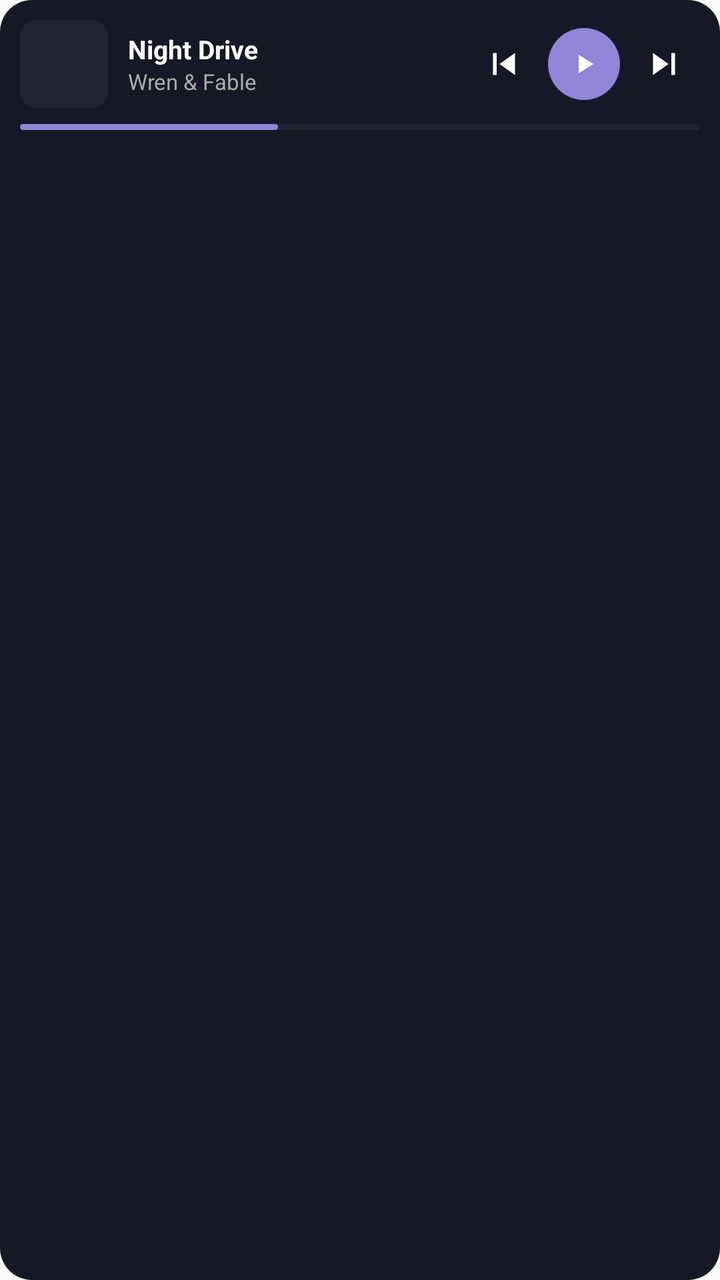
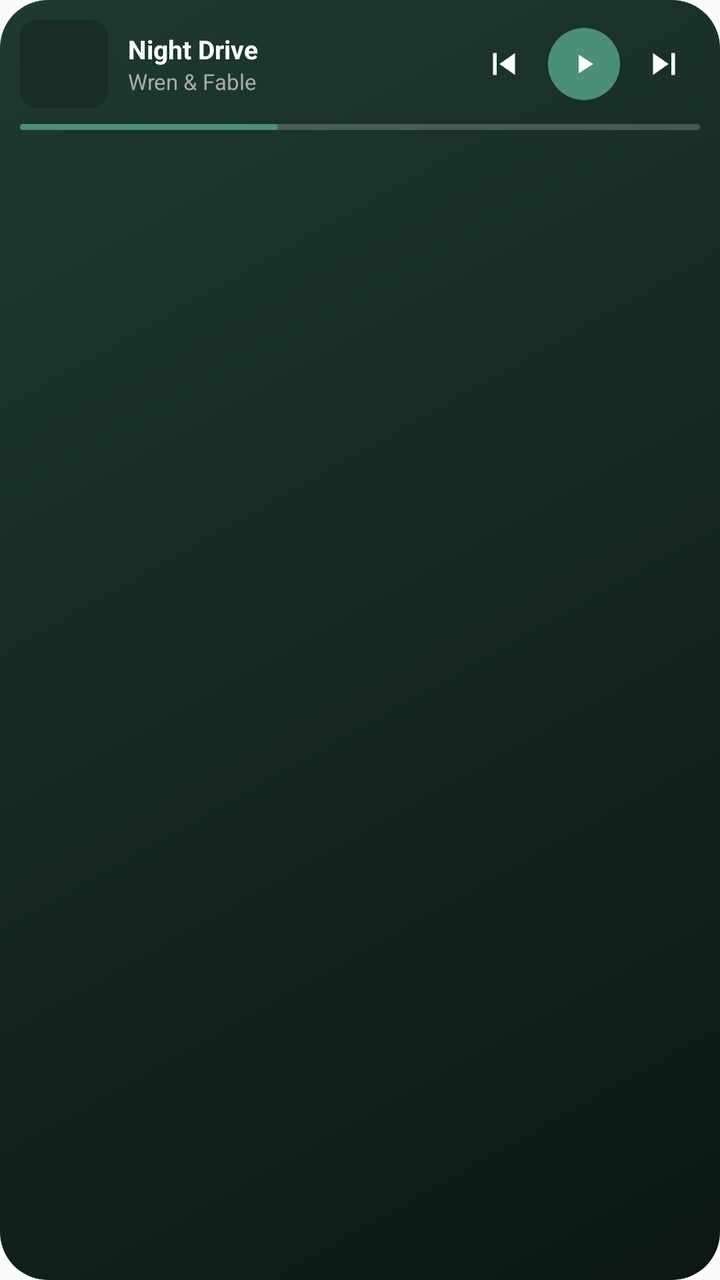

The first picture is an Android layout as it rendered before a commit; the second is the same layout after the commit. The layout source and the unified diff follow.
<!-- AndroidManifest.xml: application theme Theme.MusicAgent -->
<!-- res/layout/playback_widget_preview.xml -->
<?xml version="1.0" encoding="utf-8"?>
<LinearLayout xmlns:android="http://schemas.android.com/apk/res/android"
    android:layout_width="match_parent"
    android:layout_height="match_parent"
    android:orientation="vertical"
    android:background="@drawable/bg_widget_preview_card"
    android:padding="10dp">

    <LinearLayout
        android:layout_width="match_parent"
        android:layout_height="wrap_content"
        android:orientation="horizontal"
        android:gravity="center_vertical">

        <View
            android:layout_width="44dp"
            android:layout_height="44dp"
            android:background="@drawable/bg_widget_preview_thumb" />

        <LinearLayout
            android:layout_width="0dp"
            android:layout_height="wrap_content"
            android:layout_weight="1"
            android:layout_marginStart="10dp"
            android:layout_marginEnd="6dp"
            android:orientation="vertical">

            <TextView
                android:layout_width="match_parent"
                android:layout_height="wrap_content"
                android:text="Night Drive"
                android:textColor="#FFFFFF"
                android:textSize="13sp"
                android:textStyle="bold"
                android:singleLine="true"
                android:ellipsize="end" />

            <TextView
                android:layout_width="match_parent"
                android:layout_height="wrap_content"
                android:text="Wren &amp; Fable"
                android:textColor="#AAAAAA"
                android:textSize="11sp"
                android:singleLine="true"
                android:ellipsize="end" />
        </LinearLayout>

        <ImageView
            android:layout_width="36dp"
            android:layout_height="36dp"
            android:padding="7dp"
            android:src="@drawable/ic_widget_skip_previous" />

        <FrameLayout
            android:layout_width="36dp"
            android:layout_height="36dp"
            android:layout_marginStart="4dp"
            android:layout_marginEnd="4dp"
            android:background="@drawable/bg_widget_preview_play_circle">

            <ImageView
                android:layout_width="16dp"
                android:layout_height="16dp"
                android:layout_gravity="center"
                android:src="@drawable/ic_widget_play" />
        </FrameLayout>

        <ImageView
            android:layout_width="36dp"
            android:layout_height="36dp"
            android:padding="7dp"
            android:src="@drawable/ic_widget_skip_next" />
    </LinearLayout>

    <LinearLayout
        android:layout_width="match_parent"
        android:layout_height="3dp"
        android:layout_marginTop="8dp"
        android:orientation="horizontal"
        android:background="@drawable/bg_widget_preview_track_bg">

        <View
            android:layout_width="0dp"
            android:layout_height="match_parent"
            android:layout_weight="38"
            android:background="@drawable/bg_widget_preview_track_fill" />

        <View
            android:layout_width="0dp"
            android:layout_height="match_parent"
            android:layout_weight="62" />
    </LinearLayout>
</LinearLayout>
<!-- resources referenced by this layout -->
<resources>
  <!-- drawable bg_widget_preview_card (drawable) -->
  <?xml version="1.0" encoding="utf-8"?>
  <shape xmlns:android="http://schemas.android.com/apk/res/android">
      <solid android:color="#161826" />
      <corners android:radius="16dp" />
  </shape>
  <!-- drawable bg_widget_preview_play_circle (drawable) -->
  <?xml version="1.0" encoding="utf-8"?>
  <shape xmlns:android="http://schemas.android.com/apk/res/android"
      android:shape="oval">
      <solid android:color="#9184D9" />
  </shape>
  <!-- drawable bg_widget_preview_thumb (drawable) -->
  <?xml version="1.0" encoding="utf-8"?>
  <shape xmlns:android="http://schemas.android.com/apk/res/android">
      <solid android:color="#232532" />
      <corners android:radius="8dp" />
  </shape>
  <!-- drawable bg_widget_preview_track_bg (drawable) -->
  <?xml version="1.0" encoding="utf-8"?>
  <shape xmlns:android="http://schemas.android.com/apk/res/android">
      <solid android:color="#232532" />
      <corners android:radius="2dp" />
  </shape>
  <!-- drawable bg_widget_preview_track_fill (drawable) -->
  <?xml version="1.0" encoding="utf-8"?>
  <shape xmlns:android="http://schemas.android.com/apk/res/android">
      <solid android:color="#9184D9" />
      <corners android:radius="2dp" />
  </shape>
  <!-- drawable ic_widget_play (drawable) -->
  <?xml version="1.0" encoding="utf-8"?>
  <vector xmlns:android="http://schemas.android.com/apk/res/android"
      android:width="24dp"
      android:height="24dp"
      android:viewportWidth="24"
      android:viewportHeight="24"
      android:tint="#FFFFFF">
      <path android:fillColor="#FF000000" android:pathData="M8,5v14l11,-7z" />
  </vector>
  <!-- drawable ic_widget_skip_next (drawable) -->
  <?xml version="1.0" encoding="utf-8"?>
  <vector xmlns:android="http://schemas.android.com/apk/res/android"
      android:width="24dp"
      android:height="24dp"
      android:viewportWidth="24"
      android:viewportHeight="24"
      android:tint="#FFFFFF">
      <path android:fillColor="#FF000000" android:pathData="M6,18l8.5,-6L6,6v12zM16,6v12h2L18,6h-2z" />
  </vector>
  <!-- drawable ic_widget_skip_previous (drawable) -->
  <?xml version="1.0" encoding="utf-8"?>
  <vector xmlns:android="http://schemas.android.com/apk/res/android"
      android:width="24dp"
      android:height="24dp"
      android:viewportWidth="24"
      android:viewportHeight="24"
      android:tint="#FFFFFF">
      <path android:fillColor="#FF000000" android:pathData="M6,6h2v12L6,18L6,6zM9.5,12l8.5,6L18,6l-8.5,6z" />
  </vector>
  <style name="Theme.MusicAgent" parent="android:Theme.Material.Light.NoActionBar" />
</resources>

<!-- the commit's change to res/layout/playback_widget_preview.xml (unified diff, before → after) -->
@@ -12,7 +12,7 @@
         android:orientation="horizontal"
         android:gravity="center_vertical">
 
-        <View
+        <FrameLayout
             android:layout_width="44dp"
             android:layout_height="44dp"
             android:background="@drawable/bg_widget_preview_thumb" />
@@ -29,7 +29,7 @@
                 android:layout_width="match_parent"
                 android:layout_height="wrap_content"
                 android:text="Night Drive"
-                android:textColor="#FFFFFF"
+                android:textColor="@color/widget_text_primary"
                 android:textSize="13sp"
                 android:textStyle="bold"
                 android:singleLine="true"
@@ -39,7 +39,7 @@
                 android:layout_width="match_parent"
                 android:layout_height="wrap_content"
                 android:text="Wren &amp; Fable"
-                android:textColor="#AAAAAA"
+                android:textColor="@color/widget_text_secondary"
                 android:textSize="11sp"
                 android:singleLine="true"
                 android:ellipsize="end" />
@@ -79,13 +79,13 @@
         android:orientation="horizontal"
         android:background="@drawable/bg_widget_preview_track_bg">
 
-        <View
+        <FrameLayout
             android:layout_width="0dp"
             android:layout_height="match_parent"
             android:layout_weight="38"
             android:background="@drawable/bg_widget_preview_track_fill" />
 
-        <View
+        <FrameLayout
             android:layout_width="0dp"
             android:layout_height="match_parent"
             android:layout_weight="62" />
<!-- resource entries referenced after the edit -->
@@ -1,33 +1,39 @@
 <!-- resources referenced by this layout -->
 <resources>
+  <color name="widget_text_primary">#FFFFFF</color>
+  <color name="widget_text_secondary">#AAAAAA</color>
   <!-- drawable bg_widget_preview_card (drawable) -->
   <?xml version="1.0" encoding="utf-8"?>
   <shape xmlns:android="http://schemas.android.com/apk/res/android">
-      <solid android:color="#161826" />
-      <corners android:radius="16dp" />
+      <gradient
+          android:angle="315"
+          android:startColor="@color/widget_card_start"
+          android:endColor="@color/widget_card_end"
+          android:type="linear" />
+      <corners android:radius="24dp" />
   </shape>
   <!-- drawable bg_widget_preview_play_circle (drawable) -->
   <?xml version="1.0" encoding="utf-8"?>
   <shape xmlns:android="http://schemas.android.com/apk/res/android"
       android:shape="oval">
-      <solid android:color="#9184D9" />
+      <solid android:color="@color/widget_accent" />
   </shape>
   <!-- drawable bg_widget_preview_thumb (drawable) -->
   <?xml version="1.0" encoding="utf-8"?>
   <shape xmlns:android="http://schemas.android.com/apk/res/android">
-      <solid android:color="#232532" />
+      <solid android:color="@color/widget_thumb" />
       <corners android:radius="8dp" />
   </shape>
   <!-- drawable bg_widget_preview_track_bg (drawable) -->
   <?xml version="1.0" encoding="utf-8"?>
   <shape xmlns:android="http://schemas.android.com/apk/res/android">
-      <solid android:color="#232532" />
+      <solid android:color="@color/widget_track_bg" />
       <corners android:radius="2dp" />
   </shape>
   <!-- drawable bg_widget_preview_track_fill (drawable) -->
   <?xml version="1.0" encoding="utf-8"?>
   <shape xmlns:android="http://schemas.android.com/apk/res/android">
-      <solid android:color="#9184D9" />
+      <solid android:color="@color/widget_accent" />
       <corners android:radius="2dp" />
   </shape>
   <!-- drawable ic_widget_play (drawable) -->
@@ -37,7 +43,7 @@
       android:height="24dp"
       android:viewportWidth="24"
       android:viewportHeight="24"
-      android:tint="#FFFFFF">
+      android:tint="@color/widget_icon">
       <path android:fillColor="#FF000000" android:pathData="M8,5v14l11,-7z" />
   </vector>
   <!-- drawable ic_widget_skip_next (drawable) -->
@@ -47,7 +53,7 @@
       android:height="24dp"
       android:viewportWidth="24"
       android:viewportHeight="24"
-      android:tint="#FFFFFF">
+      android:tint="@color/widget_icon">
       <path android:fillColor="#FF000000" android:pathData="M6,18l8.5,-6L6,6v12zM16,6v12h2L18,6h-2z" />
   </vector>
   <!-- drawable ic_widget_skip_previous (drawable) -->
@@ -57,9 +63,15 @@
       android:height="24dp"
       android:viewportWidth="24"
       android:viewportHeight="24"
-      android:tint="#FFFFFF">
+      android:tint="@color/widget_icon">
       <path android:fillColor="#FF000000" android:pathData="M6,6h2v12L6,18L6,6zM9.5,12l8.5,6L18,6l-8.5,6z" />
   </vector>
   <style name="Theme.MusicAgent" parent="android:Theme.Material.Light.NoActionBar" />
+  <color name="widget_card_start">#1F3A30</color>
+  <color name="widget_card_end">#0C1712</color>
+  <color name="widget_accent">#4A8F76</color>
+  <color name="widget_thumb">#1B2E26</color>
+  <color name="widget_track_bg">#33FFFFFF</color>
+  <color name="widget_icon">#FFFFFF</color>
 </resources>
 
